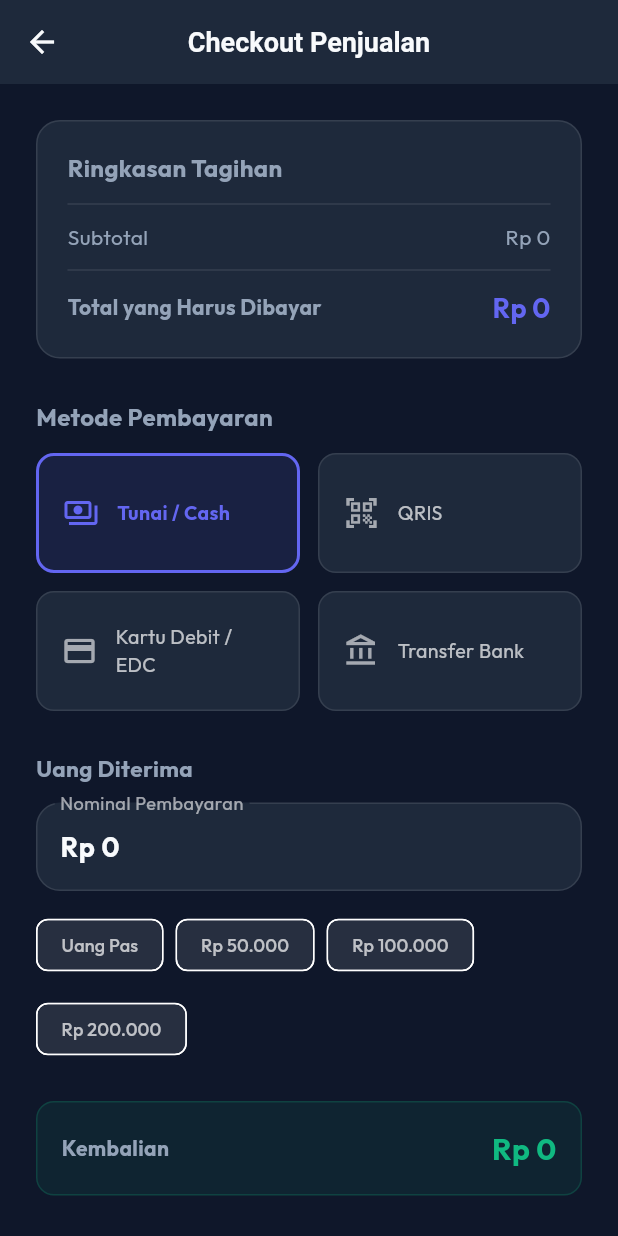
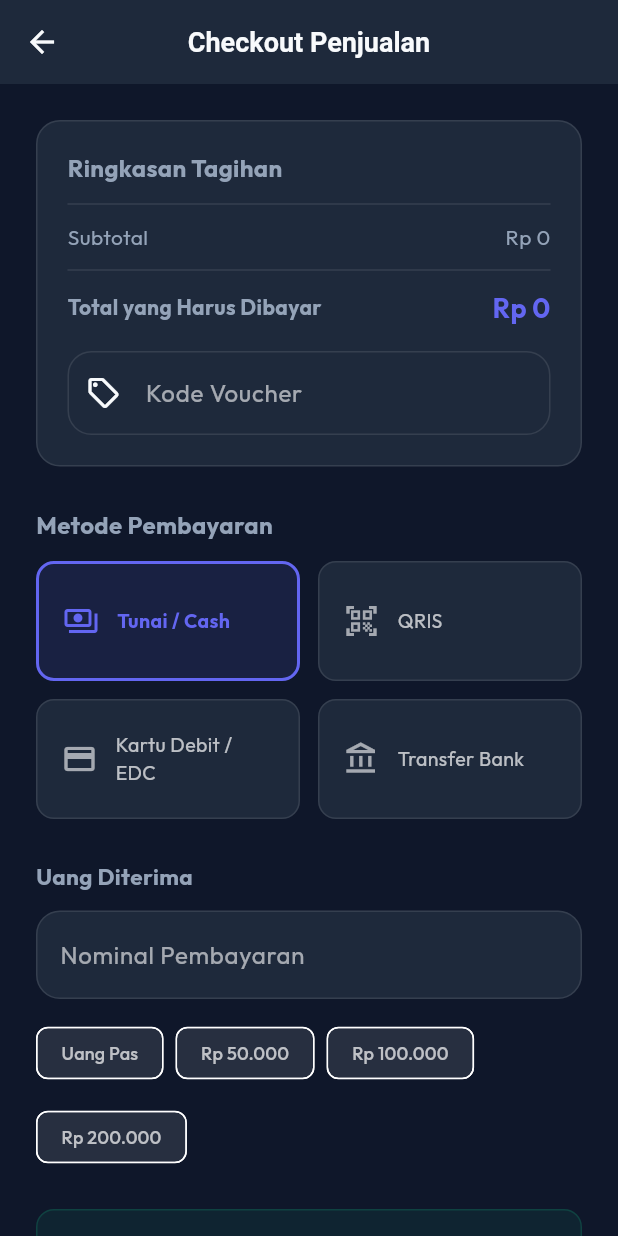
Before and after one commit to HilmiAfifi24/MorrusPOS-mobile, a Flutter app: the CheckoutScreen screen opened directly, on a phone screen of 412 x 824 dp. Run offline on Flutter 3.47's test engine with Material 3 defaults, Android fonts, the phone set to English and light mode, and no system bars; our stand-ins replace equatable, flutter_bloc, google_fonts, shared_preferences; missing offline and left inert: signalr_netcore; accounts and stored records are empty.

Commit message:
feat: add voucher code and promo code support in checkout process and pricing preview

```diff
--- a/lib/features/checkout/presentation/bloc/checkout_event.dart
+++ b/lib/features/checkout/presentation/bloc/checkout_event.dart
@@ -13,6 +13,7 @@ class SubmitCheckout extends CheckoutEvent {
   final String paymentMethod;
   final double paymentAmount;
   final String? referenceNumber;
+  final String? voucherCode;
   final String outletId;
   final String cashierSessionId;
 
@@ -21,6 +22,7 @@ class SubmitCheckout extends CheckoutEvent {
     required this.paymentMethod,
     required this.paymentAmount,
     this.referenceNumber,
+    this.voucherCode,
     required this.outletId,
     required this.cashierSessionId,
   });
@@ -31,6 +33,7 @@ class SubmitCheckout extends CheckoutEvent {
         paymentMethod,
         paymentAmount,
         referenceNumber,
+        voucherCode,
         outletId,
         cashierSessionId,
       ];
--- a/lib/features/checkout/presentation/pages/checkout_screen.dart
+++ b/lib/features/checkout/presentation/pages/checkout_screen.dart
@@ -2,15 +2,9 @@ import 'package:flutter/material.dart';
 import 'package:flutter_bloc/flutter_bloc.dart';
 import '../../../../core/utils/currency_formatter.dart';
 import '../bloc/cart_bloc.dart';
-import '../bloc/cart_event.dart';
-import '../bloc/cart_state.dart';
 import '../bloc/checkout_bloc.dart';
-import '../bloc/checkout_event.dart';
-import '../bloc/checkout_state.dart';
 import '../../../auth/presentation/bloc/auth_bloc.dart';
-import '../../../auth/presentation/bloc/auth_state.dart';
 import '../../../cashier_session/presentation/bloc/cashier_session_bloc.dart';
-import '../../../cashier_session/presentation/bloc/cashier_session_state.dart';
 import 'success_screen.dart';
 
 class CheckoutScreen extends StatefulWidget {
@@ -24,25 +18,29 @@ class _CheckoutScreenState extends State<CheckoutScreen> {
   String _selectedPaymentMethod = 'cash';
   final _amountPaidController = TextEditingController();
   final _referenceController = TextEditingController();
+  final _voucherController = TextEditingController();
   final _formKey = GlobalKey<FormState>();
+  bool _isPreviewLoading = false;
+  String? _previewError;
+  Map<String, dynamic>? _preview;
 
   @override
   void initState() {
     super.initState();
-    final cartState = context.read<CartBloc>().state;
-    _amountPaidController.text = cartState.grandTotal.toInt().toString();
+    _refreshPreview();
   }
 
   @override
   void dispose() {
     _amountPaidController.dispose();
     _referenceController.dispose();
+    _voucherController.dispose();
     super.dispose();
   }
 
   double get _change {
     final paid = double.tryParse(_amountPaidController.text) ?? 0.0;
-    final total = context.read<CartBloc>().state.grandTotal;
+    final total = ((_preview?['grandTotal'] as num?)?.toDouble()) ?? context.read<CartBloc>().state.grandTotal;
     final value = paid - total;
     return value < 0 ? 0.0 : value;
   }
@@ -51,6 +49,54 @@ class _CheckoutScreenState extends State<CheckoutScreen> {
     setState(() {
       _amountPaidController.text = val.toInt().toString();
     });
+  }
+
+  Future<void> _refreshPreview() async {
+    final cartState = context.read<CartBloc>().state;
+    final authState = context.read<AuthBloc>().state;
+    String outletId = '';
+    if (authState is Authenticated) {
+      outletId = authState.selectedOutletId ?? '';
+    }
+    if (outletId.isEmpty || cartState.items.isEmpty) {
+      return;
+    }
+
+    setState(() {
+      _isPreviewLoading = true;
+      _previewError = null;
+    });
+
+    try {
+      final itemsPayload = cartState.items.map((item) => {
+        'productId': item.productId,
+        'qty': item.qty,
+        'unitPrice': item.unitPrice,
+        'discountAmount': item.discountAmount,
+      }).toList();
+      final result = await context.read<CheckoutBloc>().repository.previewPricing(
+        outletId: outletId,
+        items: itemsPayload,
+        voucherCode: _voucherController.text.trim().isEmpty ? null : _voucherController.text.trim(),
+      );
+      if (!mounted) return;
+      setState(() {
+        _preview = result;
+        _amountPaidController.text = (((result['grandTotal'] as num?)?.toDouble()) ?? cartState.grandTotal).toInt().toString();
+      });
+    } catch (e) {
+      if (!mounted) return;
+      setState(() {
+        _previewError = e.toString().replaceAll('Exception: ', '').replaceAll('ServerFailure: ', '');
+        _preview = null;
+      });
+    } finally {
+      if (mounted) {
+        setState(() {
+          _isPreviewLoading = false;
+        });
+      }
+    }
   }
 
   void _submit() {
@@ -70,8 +116,9 @@ class _CheckoutScreenState extends State<CheckoutScreen> {
       }
 
       final amount = double.tryParse(_amountPaidController.text) ?? cartState.grandTotal;
+      final grandTotal = ((_preview?['grandTotal'] as num?)?.toDouble()) ?? cartState.grandTotal;
 
-      if (_selectedPaymentMethod == 'cash' && amount < cartState.grandTotal) {
+      if (_selectedPaymentMethod == 'cash' && amount < grandTotal) {
         ScaffoldMessenger.of(context).showSnackBar(
           const SnackBar(content: Text('Uang yang dibayarkan kurang!'), backgroundColor: Colors.orangeAccent),
         );
@@ -81,8 +128,9 @@ class _CheckoutScreenState extends State<CheckoutScreen> {
       context.read<CheckoutBloc>().add(SubmitCheckout(
             items: cartState.items,
             paymentMethod: _selectedPaymentMethod,
-            paymentAmount: amount,
+            paymentAmount: _selectedPaymentMethod == 'cash' ? grandTotal : amount,
             referenceNumber: _referenceController.text.trim().isEmpty ? null : _referenceController.text.trim(),
+            voucherCode: _voucherController.text.trim().isEmpty ? null : _voucherController.text.trim(),
             outletId: outletId,
             cashierSessionId: sessionId,
           ));
@@ -93,6 +141,13 @@ class _CheckoutScreenState extends State<CheckoutScreen> {
   Widget build(BuildContext context) {
     final theme = Theme.of(context);
     final cartState = context.watch<CartBloc>().state;
+    final subtotal = ((_preview?['subtotal'] as num?)?.toDouble()) ?? cartState.subtotal;
+    final manualDiscount = ((_preview?['manualDiscountTotal'] as num?)?.toDouble()) ?? cartState.discountTotal;
+    final promoDiscount = ((_preview?['promoDiscountTotal'] as num?)?.toDouble()) ?? 0.0;
+    final voucherDiscount = ((_preview?['voucherDiscountTotal'] as num?)?.toDouble()) ?? 0.0;
+    final serviceChargeTotal = ((_preview?['serviceChargeTotal'] as num?)?.toDouble()) ?? 0.0;
+    final taxTotal = ((_preview?['taxTotal'] as num?)?.toDouble()) ?? 0.0;
+    final grandTotal = ((_preview?['grandTotal'] as num?)?.toDouble()) ?? cartState.grandTotal;
 
     return Scaffold(
       appBar: AppBar(title: const Text('Checkout Penjualan')),
@@ -134,16 +189,56 @@ class _CheckoutScreenState extends State<CheckoutScreen> {
                         mainAxisAlignment: MainAxisAlignment.spaceBetween,
                         children: [
                           const Text('Subtotal'),
-                          Text(CurrencyFormatter.format(cartState.subtotal)),
+                          Text(CurrencyFormatter.format(subtotal)),
                         ],
                       ),
-                      if (cartState.discountTotal > 0) ...[
+                      if (manualDiscount > 0) ...[
                         const SizedBox(height: 8),
                         Row(
                           mainAxisAlignment: MainAxisAlignment.spaceBetween,
                           children: [
                             const Text('Diskon Item'),
-                            Text('- ${CurrencyFormatter.format(cartState.discountTotal)}', style: const TextStyle(color: Colors.amber)),
+                            Text('- ${CurrencyFormatter.format(manualDiscount)}', style: const TextStyle(color: Colors.amber)),
+                          ],
+                        ),
+                      ],
+                      if (promoDiscount > 0) ...[
+                        const SizedBox(height: 8),
+                        Row(
+                          mainAxisAlignment: MainAxisAlignment.spaceBetween,
+                          children: [
+                            const Text('Promo'),
+                            Text('- ${CurrencyFormatter.format(promoDiscount)}', style: const TextStyle(color: Colors.lightBlueAccent)),
+                          ],
+                        ),
+                      ],
+                      if (voucherDiscount > 0) ...[
+                        const SizedBox(height: 8),
+                        Row(
+                          mainAxisAlignment: MainAxisAlignment.spaceBetween,
+                          children: [
+                            const Text('Voucher'),
+                            Text('- ${CurrencyFormatter.format(voucherDiscount)}', style: const TextStyle(color: Colors.greenAccent)),
+                          ],
+                        ),
+                      ],
+                      if (serviceChargeTotal > 0) ...[
+                        const SizedBox(height: 8),
+                        Row(
+                          mainAxisAlignment: MainAxisAlignment.spaceBetween,
+                          children: [
+                            const Text('Service Charge'),
+                            Text(CurrencyFormatter.format(serviceChargeTotal)),
+                          ],
+                        ),
+                      ],
+                      if (taxTotal > 0) ...[
+                        const SizedBox(height: 8),
+                        Row(
+                          mainAxisAlignment: MainAxisAlignment.spaceBetween,
+                          children: [
+                            const Text('Pajak'),
+                            Text(CurrencyFormatter.format(taxTotal)),
                           ],
                         ),
                       ],
@@ -153,11 +248,30 @@ class _CheckoutScreenState extends State<CheckoutScreen> {
                         children: [
                           const Text('Total yang Harus Dibayar', style: TextStyle(fontWeight: FontWeight.bold)),
                           Text(
-                            CurrencyFormatter.format(cartState.grandTotal),
+                            CurrencyFormatter.format(grandTotal),
                             style: TextStyle(color: theme.colorScheme.primary, fontWeight: FontWeight.bold, fontSize: 18),
                           ),
                         ],
                       ),
+                      const SizedBox(height: 16),
+                      TextFormField(
+                        controller: _voucherController,
+                        decoration: const InputDecoration(
+                          labelText: 'Kode Voucher',
+                          prefixIcon: Icon(Icons.local_offer_outlined),
+                        ),
+                        onChanged: (_) {
+                          _refreshPreview();
+                        },
+                      ),
+                      if (_isPreviewLoading) ...[
+                        const SizedBox(height: 8),
+                        const Text('Menghitung pricing terbaru...', style: TextStyle(fontSize: 12, color: Colors.white60)),
+                      ],
+                      if (_previewError != null) ...[
+                        const SizedBox(height: 8),
+                        Text(_previewError!, style: const TextStyle(fontSize: 12, color: Colors.redAccent)),
+                      ],
                     ],
                   ),
                 ),
@@ -205,7 +319,7 @@ class _CheckoutScreenState extends State<CheckoutScreen> {
                     spacing: 8,
                     runSpacing: 8,
                     children: [
-                      _buildQuickCashButton('Uang Pas', cartState.grandTotal),
+                      _buildQuickCashButton('Uang Pas', grandTotal),
                       _buildQuickCashButton('Rp 50.000', 50000),
                       _buildQuickCashButton('Rp 100.000', 100000),
                       _buildQuickCashButton('Rp 200.000', 200000),
```
Also changed, not shown: lib/features/checkout/data/repositories/checkout_repository_impl.dart (+39 -0 lines), lib/features/checkout/domain/repositories/checkout_repository.dart (+7 -0 lines), lib/features/checkout/presentation/bloc/checkout_bloc.dart (+17 -5 lines).
